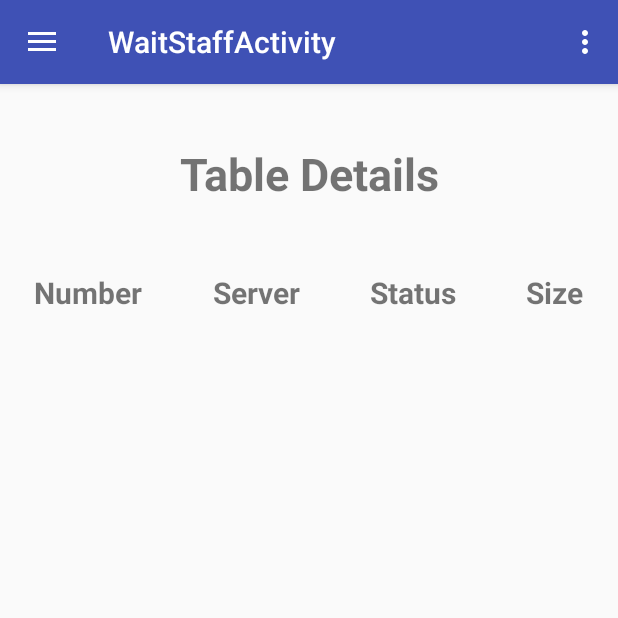
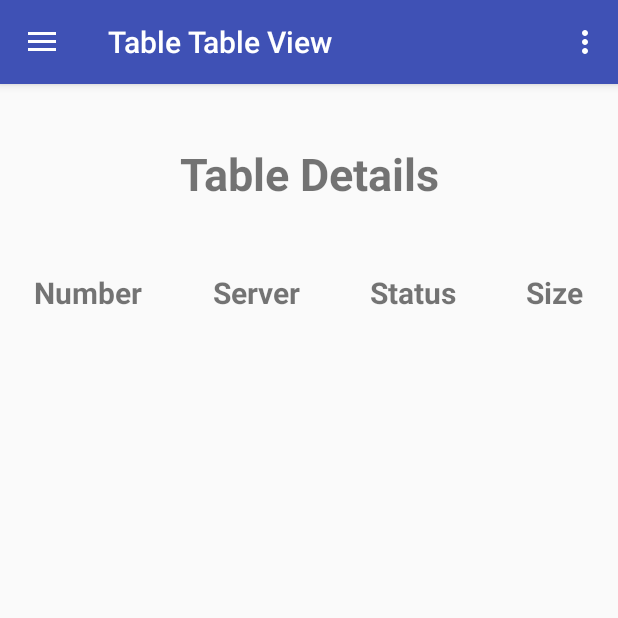
Before and after one commit to PooopSideDish/RestaurantManagement, an Android app: the TableTableFragment screen opened directly, with no data from a screen before it, on a phone screen of 412 x 824 dp, the top half of it. Run offline under Robolectric (Android 15) with nearby library versions, the phone set to English and light mode, and no system bars; 1 statement that could not run was skipped.

Commit message:
Added nav menu restriction per user, added default user of admin

```diff
--- a/SideDish/app/src/main/java/pooop/android/sidedish/EditMenuFragment.java
+++ b/SideDish/app/src/main/java/pooop/android/sidedish/EditMenuFragment.java
@@ -30,6 +30,7 @@ public class EditMenuFragment extends Fragment {
     public View onCreateView(LayoutInflater inflater, ViewGroup container,
                              Bundle savedInstanceState){
 
+        getActivity().setTitle("Manage Menu");
         View view = inflater.inflate(R.layout.fragment_edit_menu, container, false);
         mMenuController = MenuController.getInstance(getActivity());
 
--- a/SideDish/app/src/main/java/pooop/android/sidedish/EditUsersFragment.java
+++ b/SideDish/app/src/main/java/pooop/android/sidedish/EditUsersFragment.java
@@ -34,6 +34,8 @@ public class EditUsersFragment extends Fragment {
     @Override
     public View onCreateView(LayoutInflater inflater, ViewGroup container,
                              Bundle savedInstanceState) {
+
+        getActivity().setTitle("Manage Users");
 
         View view = inflater.inflate(R.layout.fragment_edit_users, container, false);
         mUserController = UserController.getInstance(getActivity());
--- a/SideDish/app/src/main/java/pooop/android/sidedish/KitchenFragment.java
+++ b/SideDish/app/src/main/java/pooop/android/sidedish/KitchenFragment.java
@@ -22,6 +22,8 @@ public class KitchenFragment extends Fragment {
     public View onCreateView(LayoutInflater inflater, ViewGroup container,
                              Bundle savedInstanceState) {
         View view = inflater.inflate(R.layout.fragment_kitchen, container, false);
+
+        getActivity().setTitle("Kitchen View");
 
         mRecyclerView = (RecyclerView) view.findViewById(R.id.kitchen_queue_recycler_view);
         mRecyclerView.setLayoutManager(new LinearLayoutManager(getActivity()));
--- a/SideDish/app/src/main/java/pooop/android/sidedish/StatisticsFragment.java
+++ b/SideDish/app/src/main/java/pooop/android/sidedish/StatisticsFragment.java
@@ -54,6 +54,8 @@ public class StatisticsFragment extends Fragment {
     @Override
     public void onCreate(Bundle savedInstanceState) {
         super.onCreate(savedInstanceState);
+
+
         if (getArguments() != null) {
             mParam1 = getArguments().getString(ARG_PARAM1);
             mParam2 = getArguments().getString(ARG_PARAM2);
@@ -63,8 +65,10 @@ public class StatisticsFragment extends Fragment {
     @Override
     public View onCreateView(LayoutInflater inflater, ViewGroup container,
                              Bundle savedInstanceState) {
+        getActivity().setTitle("Order Statistics");
         // Inflate the layout for this fragment
         return inflater.inflate(R.layout.fragment_statistics, container, false);
+
     }
 
     // TODO: Rename method, update argument and hook method into UI event
--- a/SideDish/app/src/main/java/pooop/android/sidedish/TableTableFragment.java
+++ b/SideDish/app/src/main/java/pooop/android/sidedish/TableTableFragment.java
@@ -38,6 +38,7 @@ public class TableTableFragment extends Fragment{
 
         View view = layoutInflater.inflate(R.layout.fragment_table_table, container, false);
 
+        getActivity().setTitle("Table Table View");
         mTableController = TableController.getInstance(getActivity());
         mDeleteTableFlag = false;
 
--- a/SideDish/app/src/main/java/pooop/android/sidedish/WaitStaffActivity.java
+++ b/SideDish/app/src/main/java/pooop/android/sidedish/WaitStaffActivity.java
@@ -12,6 +12,7 @@ import android.support.v7.app.AppCompatActivity;
 import android.support.v7.widget.Toolbar;
 import android.view.Menu;
 import android.view.MenuItem;
+import android.view.View;
 
 public class WaitStaffActivity extends AppCompatActivity
         implements NavigationView.OnNavigationItemSelectedListener {
@@ -24,6 +25,7 @@ public class WaitStaffActivity extends AppCompatActivity
     protected void onCreate(Bundle savedInstanceState) {
         super.onCreate(savedInstanceState);
         setContentView(R.layout.activity_wait_staff);
+
 
         // Set default fragment to TableTableFragment
         TableTableFragment tableTableFragment = new TableTableFragment();
@@ -41,7 +43,28 @@ public class WaitStaffActivity extends AppCompatActivity
         drawer.setDrawerListener(toggle);
         toggle.syncState();
 
+        // receive bundle with user's type, hide buttons based on that
+        Bundle b = new Bundle();
+        b = getIntent().getExtras();
+        int userType = b.getInt("type");
+
         NavigationView navigationView = (NavigationView) findViewById(R.id.nav_view);
+        if(userType == 1){
+            navigationView.getMenu().clear();
+            navigationView.inflateMenu(R.menu.manager_nav);
+        }
+        if(userType == 2){
+            navigationView.getMenu().clear();
+            navigationView.inflateMenu(R.menu.wait_staff_nav);
+        }
+        if(userType == 3){
+            navigationView.getMenu().clear();
+            navigationView.inflateMenu(R.menu.kitchen_staff_nav);
+            KitchenFragment kitchenFragment = new KitchenFragment();
+            fm.beginTransaction()
+                    .replace(R.id.fragment_container, kitchenFragment)
+                    .commit();
+        }
         navigationView.setNavigationItemSelectedListener(this);
     }
 
@@ -59,6 +82,8 @@ public class WaitStaffActivity extends AppCompatActivity
     public boolean onCreateOptionsMenu(Menu menu) {
         // Inflate the menu; this adds items to the action bar if it is present.
         getMenuInflater().inflate(R.menu.wait_staff, menu);
+
+
         return true;
     }
 
--- /dev/null
+++ b/SideDish/app/src/main/res/menu/kitchen_staff_nav.xml
@@ -0,0 +1,9 @@
+<?xml version="1.0" encoding="utf-8"?>
+<menu xmlns:android="http://schemas.android.com/apk/res/android">
+
+    <group android:checkableBehavior="single">
+        <item
+            android:id="@+id/nav_view_kitchen"
+            android:title="View Kitchen" />
+    </group>
+</menu>
--- /dev/null
+++ b/SideDish/app/src/main/res/menu/manager_nav.xml
@@ -0,0 +1,21 @@
+<?xml version="1.0" encoding="utf-8"?>
+<menu xmlns:android="http://schemas.android.com/apk/res/android">
+
+    <group android:checkableBehavior="single">
+        <item
+            android:id="@+id/nav_view_tables"
+            android:title="View Tables" />
+        <item
+            android:id="@+id/nav_view_kitchen"
+            android:title="View Kitchen" />
+        <item
+            android:id="@+id/nav_manage_users"
+            android:title="Manage Users" />
+        <item
+            android:id="@+id/nav_manage_menu"
+            android:title="Manage Menu" />
+        <item
+            android:id="@+id/nav_statistics"
+            android:title="Statistics" />
+    </group>
+</menu>
--- /dev/null
+++ b/SideDish/app/src/main/res/menu/wait_staff_nav.xml
@@ -0,0 +1,9 @@
+<?xml version="1.0" encoding="utf-8"?>
+<menu xmlns:android="http://schemas.android.com/apk/res/android"
+    xmlns:app="http://schemas.android.com/apk/res-auto">
+    <item
+        android:id="@+id/logout_options_item"
+        android:orderInCategory="100"
+        android:title="@string/logout"
+        app:showAsAction="never" />
+</menu>
```
Also changed, not shown: SideDish/app/src/main/java/pooop/android/sidedish/LoginActivity.java (+11 -5 lines), SideDish/app/src/main/java/pooop/android/sidedish/UserController.java (+12 -0 lines), SideDish/app/src/main/res/menu/kitchen_staff.xml (added, +9 -0 lines), SideDish/app/src/main/res/menu/manager.xml (added, +9 -0 lines).
